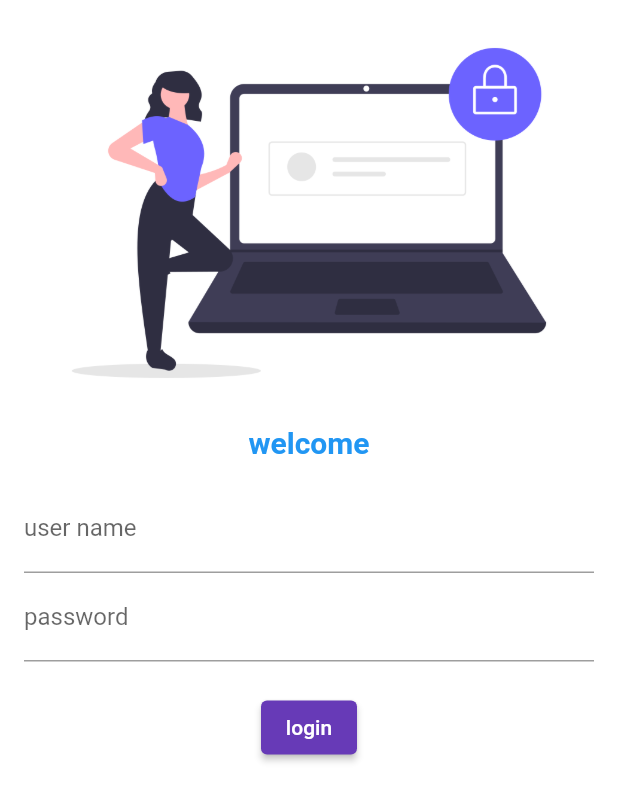
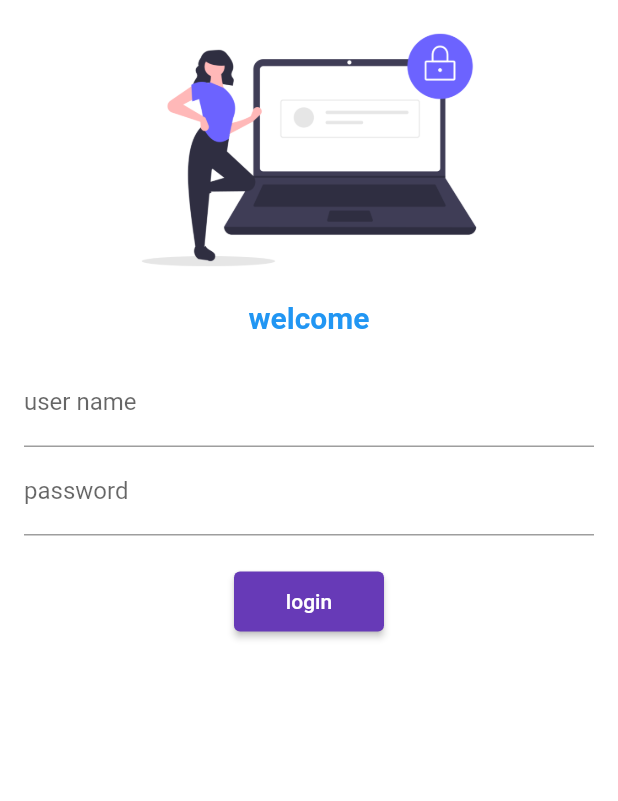
Before and after one commit to nsnnajam/flutter-learn, a Flutter app: the screen it shows after launch, on a phone screen of 412 x 824 dp. Shown: the top 801 px of the screen. Run offline on Flutter 3.47's test engine with Material 2 defaults, Android fonts, the phone set to English and light mode, and no system bars.

Commit message:
day5 completed

```diff
--- a/myapp/lib/login.dart
+++ b/myapp/lib/login.dart
@@ -1,6 +1,7 @@
 // ignore_for_file: prefer_const_constructors, prefer_const_literals_to_create_immutables
 
 import 'package:flutter/material.dart';
+import 'package:myapp/utili/myroutes.dart';
 
 class Loginpge extends StatefulWidget {
   const Loginpge({Key? key}) : super(key: key);
@@ -14,13 +15,20 @@ class _LoginpgeState extends State<Loginpge> {
   Widget build(BuildContext context) {
     return Material(
       color: Colors.white,
+      child: SingleChildScrollView(
         child: Column(
           children: [
-          Image.asset("assets/login.png"),
+            Image.asset(
+              "assets/login.png",
+              fit: BoxFit.cover,
+              height: 200,
+            ),
             Text(
               "welcome",
               style: TextStyle(
-                fontSize: 20, color: Colors.blue, fontWeight: FontWeight.bold),
+                  fontSize: 20,
+                  color: Colors.blue,
+                  fontWeight: FontWeight.bold),
             ),
             Padding(
               padding: const EdgeInsets.all(16.0),
@@ -42,12 +50,19 @@ class _LoginpgeState extends State<Loginpge> {
                   SizedBox(
                     height: 20,
                   ),
-                ElevatedButton(onPressed: () {}, child: Text("login"))
+                  ElevatedButton(
+                    onPressed: () {
+                      Navigator.pushNamed(context, Myroutes.homeroute);
+                    },
+                    child: Text("login"),
+                    style: TextButton.styleFrom(minimumSize: Size(100, 40)),
+                  )
                 ],
               ),
             )
           ],
         ),
+      ),
     );
   }
 }
--- a/myapp/lib/main.dart
+++ b/myapp/lib/main.dart
@@ -3,6 +3,7 @@
 import 'package:flutter/material.dart';
 import 'package:myapp/login.dart';
 import 'package:myapp/pages/homepage.dart';
+import 'package:myapp/utili/myroutes.dart';
 
 void main() {
   runApp(const Myapp());
@@ -23,8 +24,9 @@ class Myapp extends StatelessWidget {
       initialRoute: "/",
       routes: {
         "/": (context) => Loginpge(),
-        "/home": (context) => Homepage(),
-        "/login": (context) => Loginpge(),
+       Myroutes.homeroute: (context) => Homepage(),
+        // "/login": (context) => Loginpge(),
+        Myroutes.loginroute: (context) => Loginpge(),
       },
     );
   }
--- /dev/null
+++ b/myapp/lib/utili/myroutes.dart
@@ -0,0 +1,7 @@
+
+class Myroutes{
+static String loginroute="/login";
+static String homeroute="/home";
+
+
+}
```
Lines whose indentation alone changed are shown as unchanged.
